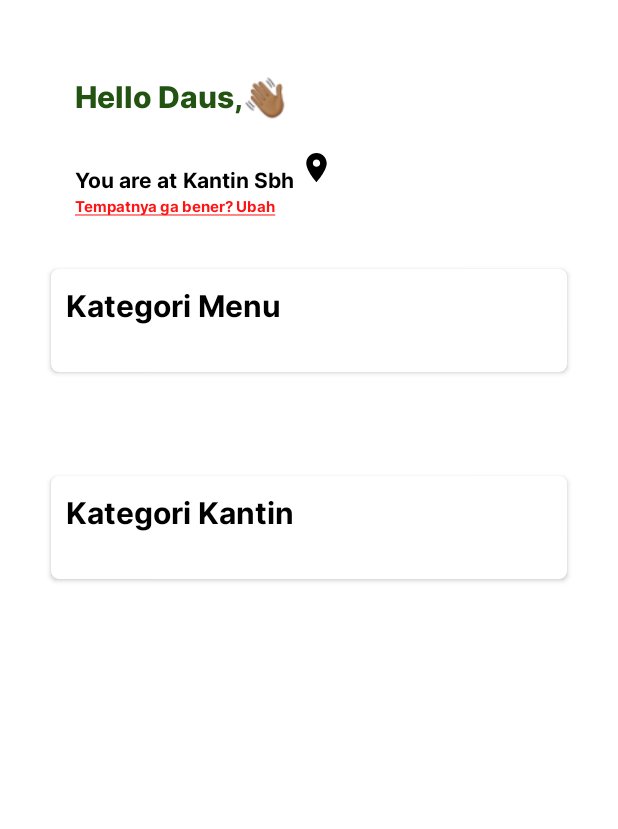
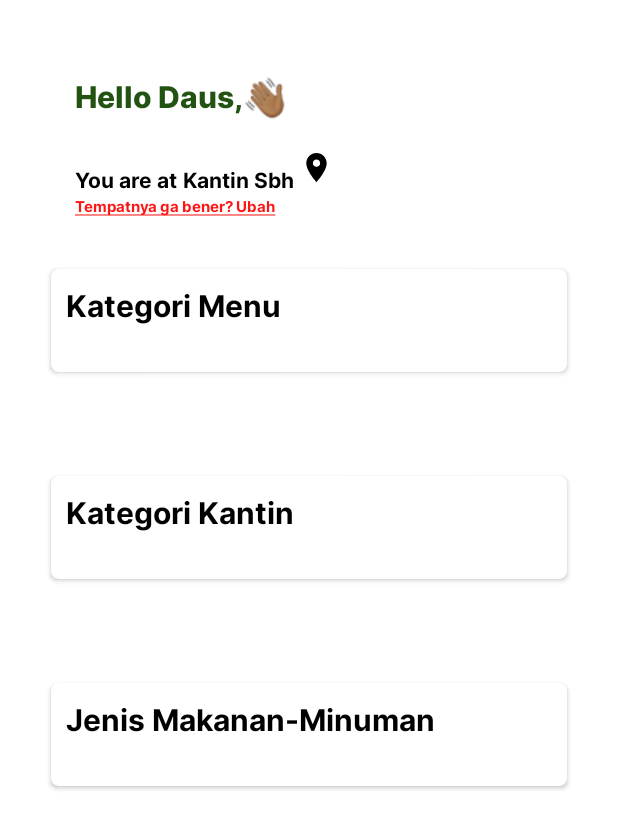
Before and after one commit to IamFirdaus1/eaterly, an Android app: the fragment HomeFragment shown on its own in the app's theme, on a phone screen of 412 x 824 dp. Shown: the top 829 px of the screen. Run offline under Robolectric (Android 15) with nearby library versions, the phone set to English and light mode, and no system bars; our stand-ins replace Firebase (no records; nobody signed in at launch, a user with empty details on screens opened directly).

Commit message:
change logs 0.4,5 by firdaus -Recycler Jenis finish

```diff
--- a/app/src/main/java/com/dausinvestama/eaterly/fragment/HomeFragment.kt
+++ b/app/src/main/java/com/dausinvestama/eaterly/fragment/HomeFragment.kt
@@ -10,9 +10,11 @@ import androidx.fragment.app.Fragment
 import android.view.LayoutInflater
 import android.view.View
 import android.view.ViewGroup
+import androidx.recyclerview.widget.GridLayoutManager
 import androidx.recyclerview.widget.LinearLayoutManager
 import androidx.recyclerview.widget.RecyclerView
 import com.dausinvestama.eaterly.R
+import com.dausinvestama.eaterly.adapter.AdapterJenis
 import com.dausinvestama.eaterly.adapter.CategoryAdapter
 import com.dausinvestama.eaterly.adapter.KantinAdapter
 import com.dausinvestama.eaterly.databinding.ActivityMainBinding
@@ -24,8 +26,10 @@ class HomeFragment : Fragment() {
     val db = FirebaseFirestore.getInstance()
     private lateinit var listcategory: RecyclerView
     private lateinit var listkantin: RecyclerView
+    private lateinit var listjenis: RecyclerView
     private lateinit var adapter: CategoryAdapter
     private lateinit var adapterkantin: KantinAdapter
+    private lateinit var adapterjenis: AdapterJenis
 
 
 
@@ -36,11 +40,45 @@ class HomeFragment : Fragment() {
         val view = inflater!!.inflate(R.layout.fragment_home, container, false)
         listcategory = view.findViewById(R.id.listcategory)
         listkantin = view.findViewById(R.id.listkantin)
+        listjenis = view.findViewById(R.id.listJenis)
         init()
         initkantin()
+        initjenis()
         Log.d(TAG, "inikepanggil1")
         // Inflate the layout for this fragment
         return view
+    }
+
+    private fun initjenis() {
+        Log.d(TAG, "inikepanggil3")
+        var imageList: ArrayList<String> = ArrayList()
+        var namaJenis: ArrayList<String> = ArrayList()
+        var idJenis: ArrayList<Int> = ArrayList()
+        Log.d(imageList.size.toString(), "dbkuss")
+
+        db.collection("jenis").get().addOnSuccessListener {result ->
+            for (document in result) {
+
+                var x: String = document.get("nama_jenis") as String
+                var y: String = document.get("gambar") as String
+                var z: Long = document.get("id_jenis") as Long
+
+                imageList.add(y)
+                namaJenis.add(x)
+                idJenis.add(z.toInt())
+                Log.d(y, "dbku")
+            }
+            Log.d(TAG, "inikepanggil4")
+            adapterjenis = AdapterJenis(this, imageList, idJenis, namaJenis)
+            listjenis.adapter = adapterjenis
+            var layoutmanager: RecyclerView.LayoutManager = GridLayoutManager(context, 2)
+            listjenis.layoutManager = layoutmanager
+
+
+        }
+            .addOnFailureListener { exception ->
+                Log.d(ContentValues.TAG, "Error getting documents.", exception)
+            }
     }
 
     private fun initkantin() {
--- a/app/src/main/res/layout/fragment_home.xml
+++ b/app/src/main/res/layout/fragment_home.xml
@@ -6,6 +6,10 @@
     xmlns:app="http://schemas.android.com/apk/res-auto"
     android:orientation="vertical"
     tools:context=".fragment.HomeFragment">
+
+    <ScrollView
+        android:layout_width="match_parent"
+        android:layout_height="match_parent">
 
         <LinearLayout
 
@@ -170,8 +174,48 @@
 
             </androidx.cardview.widget.CardView>
 
+            <androidx.cardview.widget.CardView
+                android:layout_width="match_parent"
+                android:layout_height="wrap_content"
+                android:layout_margin="30dp"
+                android:layout_weight="1"
+                android:orientation="vertical"
+                app:cardCornerRadius="5dp"
+                app:cardElevation="2dp"
+                app:cardUseCompatPadding="true">
+
+                <LinearLayout
+                    android:layout_width="match_parent"
+                    android:layout_height="match_parent"
+                    android:orientation="vertical"
+                    android:padding="10dp">
+
+                    <TextView
+                        android:layout_width="wrap_content"
+                        android:layout_height="wrap_content"
+                        android:fontFamily="@font/interbold"
+                        android:text="Jenis Makanan-Minuman"
+                        android:textColor="@color/black"
+                        android:textSize="20dp" />
+
+                    <androidx.recyclerview.widget.RecyclerView
+                        android:id="@+id/listJenis"
+                        android:layout_width="match_parent"
+                        android:layout_height="match_parent"
+                        android:layout_marginTop="20dp"
+                        android:orientation="vertical" />
 
                 </LinearLayout>
 
 
+            </androidx.cardview.widget.CardView>
+
+
+        </LinearLayout>
+
+    </ScrollView>
+
+
+
+
 </RelativeLayout>
```
Also changed, not shown: app/src/main/java/com/dausinvestama/eaterly/adapter/AdapterJenis.kt (added, +40 -0 lines), app/src/main/res/layout/grid_item.xml (added, +49 -0 lines). Lines whose indentation alone changed are shown as unchanged.
